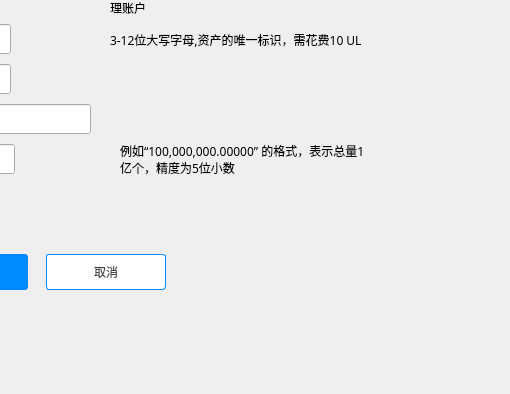
Old version of the form dialog/createassetdialog.ui in the repository realm520/usewallet-qt; both pictures show x 450 to 960 and y 186 to 580 of the 960 by 580 pixel window.
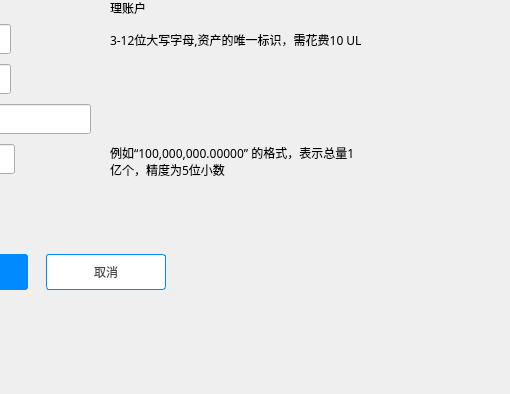
New version of the form.

```diff
--- a/dialog/createassetdialog.ui
+++ b/dialog/createassetdialog.ui
@@ -382,8 +382,8 @@
     <widget class="QLabel" name="label_9">
      <property name="geometry">
       <rect>
-       <x>460</x>
-       <y>218</y>
+       <x>450</x>
+       <y>220</y>
        <width>251</width>
        <height>35</height>
       </rect>
```
